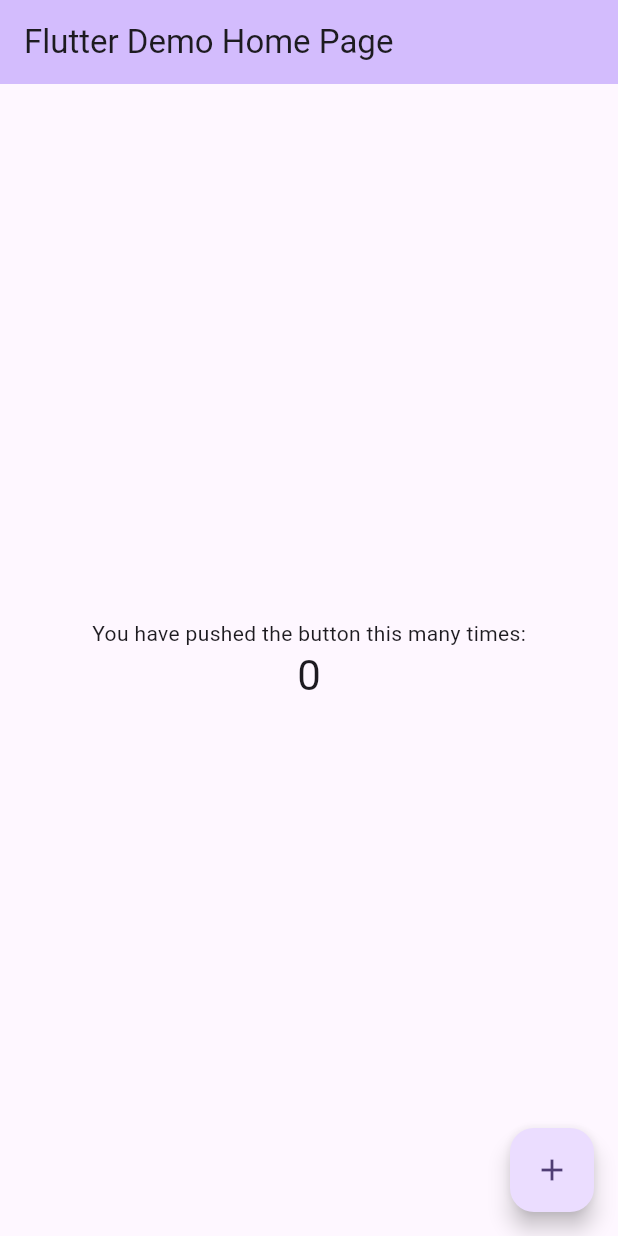
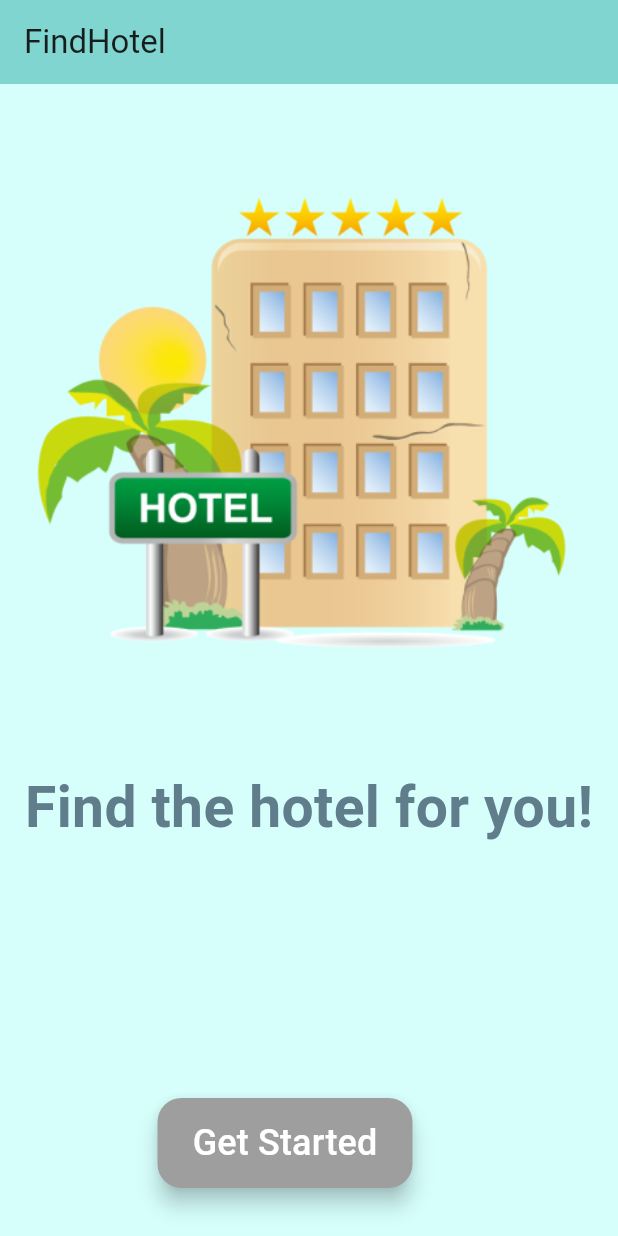
Before and after one commit to stoilovska/FindHotel-MIS, a Flutter app: the screen it shows after launch, on a phone screen of 412 x 824 dp. Run offline on Flutter 3.47's test engine with Material 3 defaults, Android fonts, the phone set to English and light mode, and no system bars.

Commit message:
Create Home Page

```diff
--- a/lib/main.dart
+++ b/lib/main.dart
@@ -11,42 +11,24 @@
   @override
   Widget build(BuildContext context) {
     return MaterialApp(
-      title: 'Flutter Demo',
+      title: 'FindHotel',
       theme: ThemeData(
-        // This is the theme of your application.
-        //
-        // TRY THIS: Try running your application with "flutter run". You'll see
-        // the application has a purple toolbar. Then, without quitting the app,
-        // try changing the seedColor in the colorScheme below to Colors.green
-        // and then invoke "hot reload" (save your changes or press the "hot
-        // reload" button in a Flutter-supported IDE, or press "r" if you used
-        // the command line to start the app).
-        //
-        // Notice that the counter didn't reset back to zero; the application
-        // state is not lost during the reload. To reset the state, use hot
-        // restart instead.
-        //
-        // This works for code too, not just values: Most code changes can be
-        // tested with just a hot reload.
-        colorScheme: ColorScheme.fromSeed(seedColor: Colors.deepPurple),
+        colorScheme: ColorScheme.fromSeed(
+            seedColor: Color.fromRGBO(
+          (0.84 * 255).round(),
+          (1.00 * 255).round(),
+          (0.99 * 255).round(),
+          1.0,
+        )),
         useMaterial3: true,
       ),
-      home: const MyHomePage(title: 'Flutter Demo Home Page'),
+      home: const MyHomePage(title: 'FindHotel'),
     );
   }
 }
 
 class MyHomePage extends StatefulWidget {
   const MyHomePage({super.key, required this.title});
-
-  // This widget is the home page of your application. It is stateful, meaning
-  // that it has a State object (defined below) that contains fields that affect
-  // how it looks.
-
-  // This class is the configuration for the state. It holds the values (in this
-  // case the title) provided by the parent (in this case the App widget) and
-  // used by the build method of the State. Fields in a Widget subclass are
-  // always marked "final".
 
   final String title;
 
@@ -59,67 +41,65 @@
 
   void _incrementCounter() {
     setState(() {
-      // This call to setState tells the Flutter framework that something has
-      // changed in this State, which causes it to rerun the build method below
-      // so that the display can reflect the updated values. If we changed
-      // _counter without calling setState(), then the build method would not be
-      // called again, and so nothing would appear to happen.
       _counter++;
     });
   }
 
   @override
   Widget build(BuildContext context) {
-    // This method is rerun every time setState is called, for instance as done
-    // by the _incrementCounter method above.
-    //
-    // The Flutter framework has been optimized to make rerunning build methods
-    // fast, so that you can just rebuild anything that needs updating rather
-    // than having to individually change instances of widgets.
     return Scaffold(
+      backgroundColor: Color.fromRGBO(
+        (0.84 * 255).round(),
+        (1.00 * 255).round(),
+        (0.99 * 255).round(),
+        1.0,
+      ),
       appBar: AppBar(
-        // TRY THIS: Try changing the color here to a specific color (to
-        // Colors.amber, perhaps?) and trigger a hot reload to see the AppBar
-        // change color while the other colors stay the same.
         backgroundColor: Theme.of(context).colorScheme.inversePrimary,
-        // Here we take the value from the MyHomePage object that was created by
-        // the App.build method, and use it to set our appbar title.
         title: Text(widget.title),
       ),
       body: Center(
-        // Center is a layout widget. It takes a single child and positions it
-        // in the middle of the parent.
         child: Column(
-          // Column is also a layout widget. It takes a list of children and
-          // arranges them vertically. By default, it sizes itself to fit its
-          // children horizontally, and tries to be as tall as its parent.
-          //
-          // Column has various properties to control how it sizes itself and
-          // how it positions its children. Here we use mainAxisAlignment to
-          // center the children vertically; the main axis here is the vertical
-          // axis because Columns are vertical (the cross axis would be
-          // horizontal).
-          //
-          // TRY THIS: Invoke "debug painting" (choose the "Toggle Debug Paint"
-          // action in the IDE, or press "p" in the console), to see the
-          // wireframe for each widget.
-          mainAxisAlignment: MainAxisAlignment.center,
           children: <Widget>[
-            const Text(
-              'You have pushed the button this many times:',
-            ),
-            Text(
-              '$_counter',
-              style: Theme.of(context).textTheme.headlineMedium,
+            Image.asset('assets/img.png'),
+            Container(
+              margin: const EdgeInsets.only(top: 80.0),
+              child: const Text(
+                'Find the hotel for you!',
+                style: TextStyle(
+                  fontSize: 38.0,
+                  fontWeight: FontWeight.bold,
+                  color: Colors.blueGrey,
+                ),
+              ),
             ),
           ],
         ),
       ),
-      floatingActionButton: FloatingActionButton(
-        onPressed: _incrementCounter,
-        tooltip: 'Increment',
-        child: const Icon(Icons.add),
-      ), // This trailing comma makes auto-formatting nicer for build methods.
+      floatingActionButton: Column(
+        mainAxisAlignment: MainAxisAlignment.end,
+        children: [
+          Center(
+            child: Container(
+              width: 170.0,
+              height: 60.0,
+              margin: const EdgeInsets.only(bottom: 16.0),
+              child: FloatingActionButton(
+                onPressed: _incrementCounter,
+                tooltip: 'Increment',
+                backgroundColor: Colors.grey,
+                child: const Text(
+                  'Get Started',
+                  style: TextStyle(
+                    color: Colors.white,
+                    fontSize: 24,
+                  ),
+                ),
+              ),
+            ),
+          ),
+        ],
+      ),
     );
   }
 }
--- a/pubspec.yaml
+++ b/pubspec.yaml
@@ -52,6 +52,8 @@ dev_dependencies:
 
 # The following section is specific to Flutter packages.
 flutter:
+  assets:
+    - assets/img.png
 
   # The following line ensures that the Material Icons font is
   # included with your application, so that you can use the icons in
```
Also changed, not shown: assets/img.png (added), lib/assets/img.png (added).
